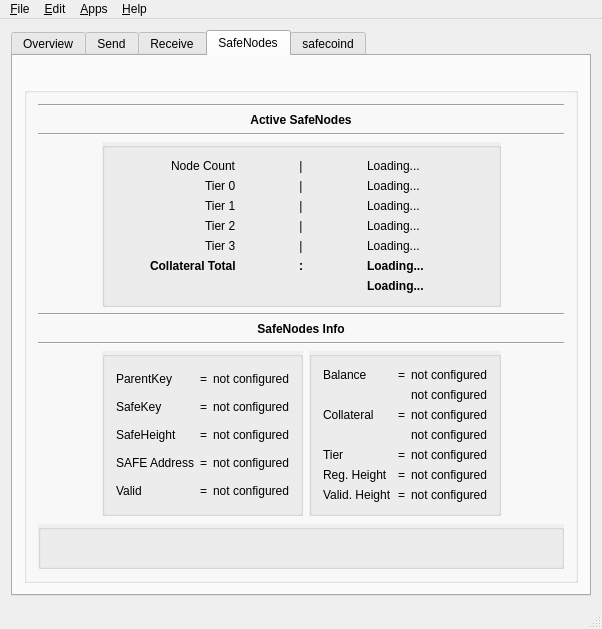
Above: src/mainwindow.ui from zerocurrencycoin/zerowallet before the change. Below: the same form after it.
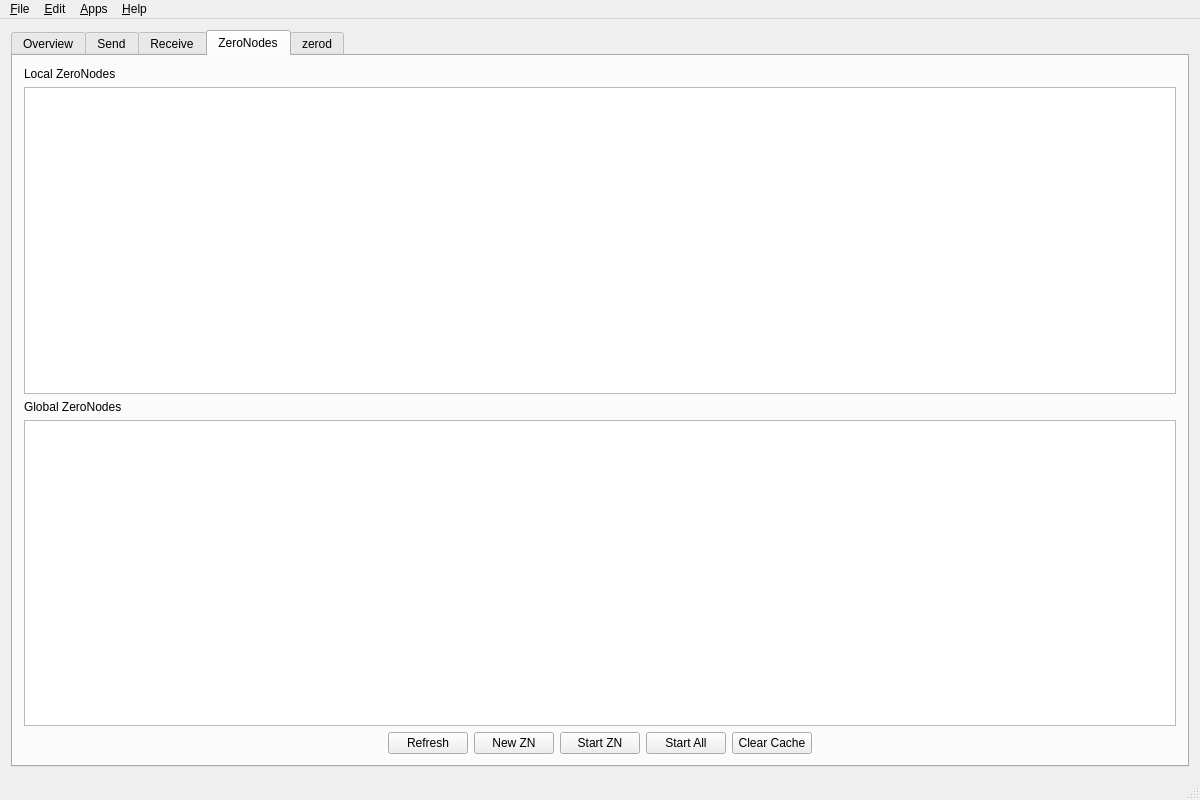
That is the form after the change. The open tabs and pages were chosen to show the change. Icons and pictures are not drawn. Custom widgets are drawn as their Qt base class.

Commit message: port to zero

```diff
--- a/src/mainwindow.ui
+++ b/src/mainwindow.ui
@@ -6,8 +6,8 @@
    <rect>
     <x>0</x>
     <y>0</y>
-    <width>550</width>
-    <height>600</height>
+    <width>1200</width>
+    <height>800</height>
    </rect>
   </property>
   <property name="windowTitle">
@@ -19,7 +19,7 @@
   </property>
   <widget class="QWidget" name="centralWidget">
    <layout class="QGridLayout" name="gridLayout_3">
-    <item row="0" column="0">
+    <item row="0" column="1">
      <widget class="QTabWidget" name="tabWidget">
       <property name="currentIndex">
        <number>0</number>
@@ -992,773 +992,103 @@
       </widget>
       <widget class="QWidget" name="tab_5">
        <attribute name="title">
-        <string>SafeNodes</string>
+        <string>ZeroNodes</string>
        </attribute>
-       <layout class="QVBoxLayout" name="verticalLayout_11">
+       <layout class="QHBoxLayout" name="horizontalLayout_31">
         <item>
-         <widget class="QLabel" name="safenodelogo">
-          <property name="sizePolicy">
-           <sizepolicy hsizetype="Expanding" vsizetype="Expanding">
-            <horstretch>0</horstretch>
-            <verstretch>0</verstretch>
-           </sizepolicy>
-          </property>
-          <property name="text">
-           <string/>
-          </property>
-          <property name="scaledContents">
-           <bool>false</bool>
-          </property>
-          <property name="alignment">
-           <set>Qt::AlignCenter</set>
-          </property>
-         </widget>
-        </item>
-        <item>
-         <layout class="QHBoxLayout" name="horizontalLayout_17">
+         <layout class="QVBoxLayout" name="verticalLayout_2">
           <item>
-           <widget class="QGroupBox" name="groupBox_5">
-            <property name="title">
-             <string/>
+           <widget class="QLabel" name="label_8">
+            <property name="text">
+             <string>Local ZeroNodes</string>
             </property>
-            <layout class="QGridLayout" name="gridLayout_6">
-             <item row="3" column="1" colspan="2">
-              <widget class="QGroupBox" name="verticalGroupBox_4">
-               <property name="autoFillBackground">
-                <bool>true</bool>
-               </property>
-               <property name="alignment">
-                <set>Qt::AlignCenter</set>
-               </property>
-               <layout class="QVBoxLayout" name="verticalLayout_18">
-                <property name="sizeConstraint">
-                 <enum>QLayout::SetMinimumSize</enum>
-                </property>
-                <item>
-                 <layout class="QHBoxLayout" name="horizontalLayout_19">
-                  <item alignment="Qt::AlignRight">
-                   <widget class="QLabel" name="node_countlabel">
-                    <property name="maximumSize">
-                     <size>
-                      <width>100</width>
-                      <height>16777215</height>
-                     </size>
-                    </property>
-                    <property name="text">
-                     <string>Node Count</string>
-                    </property>
-                   </widget>
-                  </item>
-                  <item alignment="Qt::AlignHCenter">
-                   <widget class="QLabel" name="node_countsep">
-                    <property name="minimumSize">
-                     <size>
-                      <width>20</width>
-                      <height>0</height>
-                     </size>
-                    </property>
-                    <property name="sizeIncrement">
-                     <size>
-                      <width>20</width>
-                      <height>0</height>
-                     </size>
-                    </property>
-                    <property name="text">
-                     <string>|</string>
-                    </property>
-                    <property name="alignment">
-                     <set>Qt::AlignCenter</set>
-                    </property>
-                   </widget>
-                  </item>
-                  <item alignment="Qt::AlignLeft">
-                   <widget class="QLabel" name="node_count">
-                    <property name="maximumSize">
-                     <size>
-                      <width>100</width>
-                      <height>16777215</height>
-                     </size>
-                    </property>
-                    <property name="text">
-                     <string>Loading...</string>
-                    </property>
-                   </widget>
-                  </item>
-                 </layout>
-                </item>
-                <item>
-                 <layout class="QHBoxLayout" name="horizontalLayout_20">
-                  <item alignment="Qt::AlignRight">
-                   <widget class="QLabel" name="tier_0_label">
-                    <property name="text">
-                     <string>Tier 0</string>
-                    </property>
-                    <property name="alignment">
-                     <set>Qt::AlignLeading|Qt::AlignLeft|Qt::AlignVCenter</set>
-                    </property>
-                   </widget>
-                  </item>
-                  <item alignment="Qt::AlignHCenter">
-                   <widget class="QLabel" name="tier_0_sep">
-                    <property name="text">
-                     <string>|</string>
-                    </property>
-                    <property name="alignment">
-                     <set>Qt::AlignCenter</set>
-                    </property>
-                   </widget>
-                  </item>
-                  <item alignment="Qt::AlignLeft">
-                   <widget class="QLabel" name="tier_0_count">
-                    <property name="text">
-                     <string>Loading...</string>
-                    </property>
-                   </widget>
-                  </item>
-                 </layout>
-                </item>
-                <item>
-                 <layout class="QHBoxLayout" name="horizontalLayout_21">
-                  <item alignment="Qt::AlignRight">
-                   <widget class="QLabel" name="tier_1_label">
-                    <property name="text">
-                     <string>Tier 1</string>
-                    </property>
-                   </widget>
-                  </item>
-                  <item alignment="Qt::AlignHCenter">
-                   <widget class="QLabel" name="tier_1_sep">
-                    <property name="text">
-                     <string>|</string>
-                    </property>
-                    <property name="alignment">
-                     <set>Qt::AlignCenter</set>
-                    </property>
-                   </widget>
-                  </item>
-                  <item alignment="Qt::AlignLeft">
-                   <widget class="QLabel" name="tier_1_count">
-                    <property name="text">
-                     <string>Loading...</string>
-                    </property>
-                   </widget>
-                  </item>
-                 </layout>
-                </item>
-                <item>
-                 <layout class="QHBoxLayout" name="horizontalLayout_22">
-                  <item alignment="Qt::AlignRight">
-                   <widget class="QLabel" name="tier_2_label">
-                    <property name="text">
-                     <string>Tier 2</string>
-                    </property>
-                   </widget>
-                  </item>
-                  <item alignment="Qt::AlignHCenter">
-                   <widget class="QLabel" name="tier_2_sep">
-                    <property name="text">
-                     <string>|</string>
-                    </property>
-                    <property name="alignment">
-                     <set>Qt::AlignCenter</set>
-                    </property>
-                   </widget>
-                  </item>
-                  <item alignment="Qt::AlignLeft">
-                   <widget class="QLabel" name="tier_2_count">
-                    <property name="text">
-                     <string>Loading...</string>
-                    </property>
-                   </widget>
-                  </item>
-                 </layout>
-                </item>
-                <item>
-                 <layout class="QHBoxLayout" name="horizontalLayout_23">
-                  <item alignment="Qt::AlignRight">
-                   <widget class="QLabel" name="tier_3_label">
-                    <property name="text">
-                     <string>Tier 3</string>
-                    </property>
-                   </widget>
-                  </item>
-                  <item alignment="Qt::AlignHCenter">
-                   <widget class="QLabel" name="tier_3_sep">
-                    <property name="text">
-                     <string>|</string>
-                    </property>
-                    <property name="alignment">
-                     <set>Qt::AlignCenter</set>
-                    </property>
-                   </widget>
-                  </item>
-                  <item alignment="Qt::AlignLeft">
-                   <widget class="QLabel" name="tier_3_count">
-                    <property name="text">
-                     <string>Loading...</string>
-                    </property>
-                   </widget>
-                  </item>
-                 </layout>
-                </item>
-                <item>
-                 <layout class="QHBoxLayout" name="horizontalLayout_24">
-                  <item alignment="Qt::AlignRight">
-                   <widget class="QLabel" name="collateral_total_label">
-                    <property name="font">
-                     <font>
-                      <weight>75</weight>
-                      <bold>true</bold>
-                     </font>
-                    </property>
-                    <property name="text">
-                     <string>Collateral Total</string>
-                    </property>
-                    <property name="alignment">
-                     <set>Qt::AlignJustify|Qt::AlignVCenter</set>
-                    </property>
-                   </widget>
-                  </item>
-                  <item alignment="Qt::AlignHCenter">
-                   <widget class="QLabel" name="collateral_totalsep">
-                    <property name="font">
-                     <font>
-                      <weight>75</weight>
-                      <bold>true</bold>
-                     </font>
-                    </property>
-                    <property name="text">
-                     <string>:</string>
-                    </property>
-                    <property name="alignment">
-                     <set>Qt::AlignCenter</set>
-                    </property>
-                   </widget>
-                  </item>
-                  <item alignment="Qt::AlignLeft">
-                   <widget class="QLabel" name="collateral_total">
-                    <property name="font">
-                     <font>
-                      <weight>75</weight>
-                      <bold>true</bold>
-                     </font>
-                    </property>
-                    <property name="text">
-                     <string>Loading...</string>
-                    </property>
-                   </widget>
-                  </item>
-                 </layout>
-                </item>
-                <item>
-                 <layout class="QHBoxLayout" name="horizontalLayout_25">
-                  <item>
-                   <widget class="QLabel" name="label_19">
-                    <property name="text">
-                     <string/>
-                    </property>
-                   </widget>
-                  </item>
-                  <item>
-                   <widget class="QLabel" name="label_18">
-                    <property name="text">
-                     <string/>
-                    </property>
-                   </widget>
-                  </item>
-                  <item alignment="Qt::AlignLeft">
-                   <widget class="QLabel" name="collateral_total_usd">
-                    <property name="font">
-                     <font>
-                      <weight>75</weight>
-                      <bold>true</bold>
-                     </font>
-                    </property>
-                    <property name="text">
-                     <string>Loading...</string>
-                    </property>
-                    <property name="alignment">
-                     <set>Qt::AlignLeading|Qt::AlignLeft|Qt::AlignVCenter</set>
-                    </property>
-                   </widget>
-                  </item>
-                 </layout>
-                </item>
-               </layout>
-              </widget>
-             </item>
-             <item row="7" column="0" colspan="4">
-              <layout class="QVBoxLayout" name="verticalLayout_15">
-               <item>
-                <widget class="Line" name="line_5">
-                 <property name="orientation">
-                  <enum>Qt::Horizontal</enum>
-                 </property>
-                </widget>
-               </item>
-               <item>
-                <widget class="QLabel" name="label_16">
-                 <property name="font">
-                  <font>
-                   <weight>75</weight>
-                   <bold>true</bold>
-                  </font>
-                 </property>
-                 <property name="text">
-                  <string>SafeNodes Info</string>
-                 </property>
-                 <property name="alignment">
-                  <set>Qt::AlignCenter</set>
-                 </property>
-                </widget>
-               </item>
-               <item>
-                <widget class="Line" name="line_6">
-                 <property name="orientation">
-                  <enum>Qt::Horizontal</enum>
-                 </property>
-                </widget>
-               </item>
-              </layout>
-             </item>
-             <item row="1" column="0" colspan="4">
-              <layout class="QVBoxLayout" name="verticalLayout_14">
-               <item>
-                <widget class="Line" name="line_4">
-                 <property name="orientation">
-                  <enum>Qt::Horizontal</enum>
-                 </property>
-                </widget>
-               </item>
-               <item>
-                <widget class="QLabel" name="label_15">
-                 <property name="font">
-                  <font>
-                   <weight>75</weight>
-                   <bold>true</bold>
-                  </font>
-                 </property>
-                 <property name="text">
-                  <string>Active SafeNodes</string>
-                 </property>
-                 <property name="alignment">
-                  <set>Qt::AlignCenter</set>
-                 </property>
-                </widget>
-               </item>
-               <item>
-                <widget class="Line" name="line_3">
-                 <property name="orientation">
-                  <enum>Qt::Horizontal</enum>
-                 </property>
-                </widget>
-               </item>
-              </layout>
-             </item>
-             <item row="3" column="3">
-              <spacer name="horizontalSpacer_10">
-               <property name="orientation">
-                <enum>Qt::Horizontal</enum>
-               </property>
-               <property name="sizeHint" stdset="0">
-                <size>
-                 <width>40</width>
-                 <height>20</height>
-                </size>
-               </property>
-              </spacer>
-             </item>
-             <item row="3" column="0">
-              <spacer name="horizontalSpacer_11">
-               <property name="orientation">
-                <enum>Qt::Horizontal</enum>
-               </property>
-               <property name="sizeHint" stdset="0">
-                <size>
-                 <width>40</width>
-                 <height>20</height>
-                </size>
-               </property>
-              </spacer>
-             </item>
-             <item row="23" column="2">
-              <widget class="QGroupBox" name="groupBox_9">
-               <property name="autoFillBackground">
-                <bool>true</bool>
-               </property>
-               <property name="title">
-                <string/>
-               </property>
-               <layout class="QGridLayout" name="gridLayout_5">
-                <item row="0" column="0">
-                 <layout class="QVBoxLayout" name="verticalLayout_12">
-                  <item>
-                   <layout class="QGridLayout" name="gridLayout_Info">
-                    <item row="7" column="2">
-                     <widget class="QLabel" name="last_reg_height">
-                      <property name="text">
-                       <string>not configured</string>
-                      </property>
-                     </widget>
-                    </item>
-                    <item row="2" column="1">
-                     <widget class="QLabel" name="balancesep">
-                      <property name="text">
-                       <string>=</string>
-                      </property>
-                      <property name="alignment">
-                       <set>Qt::AlignCenter</set>
-                      </property>
-                     </widget>
-                    </item>
-                    <item row="2" column="0">
-                     <widget class="QLabel" name="balancelabel">
-                      <property name="text">
-                       <string>Balance</string>
-                      </property>
-                     </widget>
-                    </item>
-                    <item row="4" column="1">
-                     <widget class="QLabel" name="collateralsep">
-                      <property name="text">
-                       <string>=</string>
-                      </property>
-                      <property name="alignment">
-                       <set>Qt::AlignCenter</set>
-                      </property>
-                     </widget>
-                    </item>
-                    <item row="2" column="2">
-                     <widget class="QLabel" name="balance">
-                      <property name="text">
-                       <string>not configured</string>
-                      </property>
-                     </widget>
-                    </item>
-                    <item row="4" column="0">
-                     <widget class="QLabel" name="collaterallabel">
-                      <property name="text">
-                       <string>Collateral</string>
-                      </property>
-                     </widget>
-                    </item>
-                    <item row="4" column="2">
-                     <widget class="QLabel" name="collateral">
-                      <property name="text">
-                       <string>not configured</string>
-                      </property>
-                     </widget>
-                    </item>
-                    <item row="3" column="2">
-                     <widget class="QLabel" name="balance_usd">
-                      <property name="text">
-                       <string>not configured</string>
-                      </property>
-                     </widget>
-                    </item>
-                    <item row="6" column="2">
-                     <widget class="QLabel" name="tier">
-                      <property name="text">
-                       <string>not configured</string>
-                      </property>
-                     </widget>
-                    </item>
-                    <item row="6" column="1">
-                     <widget class="QLabel" name="tiersep">
-                      <property name="text">
-                       <string>=</string>
-                      </property>
-                      <property name="alignment">
-                       <set>Qt::AlignCenter</set>
-                      </property>
-                     </widget>
-                    </item>
-                    <item row="6" column="0">
-                     <widget class="QLabel" name="tierlabel">
-                      <property name="text">
-                       <string>Tier</string>
-                      </property>
-                     </widget>
-                    </item>
-                    <item row="5" column="2">
-                     <widget class="QLabel" name="collateral_usd">
-                      <property name="text">
-                       <string>not configured</string>
-                      </property>
-                     </widget>
-                    </item>
-                    <item row="7" column="0">
-                     <widget class="QLabel" name="last_reg_heightlabel">
-                      <property name="text">
-                       <string>Reg. Height</string>
-                      </property>
-                     </widget>
-                    </item>
-                    <item row="7" column="1">
-                     <widget class="QLabel" name="last_reg_heightsep">
-                      <property name="text">
-                       <string>=</string>
-                      </property>
-                      <property name="alignment">
-                       <set>Qt::AlignCenter</set>
-                      </property>
-                     </widget>
-                    </item>
-                    <item row="8" column="0">
-                     <widget class="QLabel" name="valid_thru_heightlabel">
-                      <property name="text">
-                       <string>Valid. Height</string>
-                      </property>
-                     </widget>
-                    </item>
-                    <item row="8" column="1">
-                     <widget class="QLabel" name="valid_thru_heightsep">
-                      <property name="text">
-                       <string>=</string>
-                      </property>
-                      <property name="alignment">
-                       <set>Qt::AlignCenter</set>
-                      </property>
-                     </widget>
-                    </item>
-                    <item row="8" column="2">
-                     <widget class="QLabel" name="valid_thru_height">
-                      <property name="text">
-                       <string>not configured</string>
-                      </property>
-                     </widget>
-                    </item>
-                   </layout>
-                  </item>
-                 </layout>
-                </item>
-               </layout>
-              </widget>
-             </item>
-             <item row="23" column="1">
-              <widget class="QGroupBox" name="groupBox_10">
-               <property name="autoFillBackground">
-                <bool>true</bool>
-               </property>
-               <property name="title">
-                <string/>
-               </property>
-               <layout class="QGridLayout" name="gridLayout_7">
-                <item row="0" column="0">
-                 <layout class="QVBoxLayout" name="verticalLayout_13">
-                  <item>
-                   <layout class="QGridLayout" name="gridLayout_Info2">
-                    <item row="4" column="1">
-                     <widget class="QLabel" name="safeheightsep">
-                      <property name="text">
-                       <string>=</string>
-                      </property>
-                      <property name="alignment">
-                       <set>Qt::AlignCenter</set>
-                      </property>
-                     </widget>
-                    </item>
-                    <item row="6" column="1">
-                     <widget class="QLabel" name="validsep">
-                      <property name="text">
-                       <string>=</string>
-                      </property>
-                      <property name="alignment">
-                       <set>Qt::AlignCenter</set>
-                      </property>
-                     </widget>
-                    </item>
-                    <item row="3" column="2">
-                     <widget class="QLabel" name="safekey">
-                      <property name="text">
-                       <string>not configured</string>
-                      </property>
-                     </widget>
-                    </item>
-                    <item row="6" column="2">
-                     <widget class="QLabel" name="is_valid">
-                      <property name="text">
-                       <string>not configured</string>
-                      </property>
-                     </widget>
-                    </item>
-                    <item row="3" column="1">
-                     <widget class="QLabel" name="safekeysep">
-                      <property name="text">
-                       <string>=</string>
-                      </property>
-                      <property name="alignment">
-                       <set>Qt::AlignCenter</set>
-                      </property>
-                     </widget>
-                    </item>
-                    <item row="4" column="2">
-                     <widget class="QLabel" name="safeheight">
-                      <property name="text">
-                       <string>not configured</string>
-                      </property>
-                     </widget>
-                    </item>
-                    <item row="5" column="2">
-                     <widget class="QLabel" name="safeaddress">
-                      <property name="text">
-                       <string>not configured</string>
-                      </property>
-                     </widget>
-                    </item>
-                    <item row="5" column="0">
-                     <widget class="QLabel" name="safeaddresslabel">
-                      <property name="text">
-                       <string>SAFE Address</string>
-                      </property>
-                     </widget>
-                    </item>
-                    <item row="5" column="1">
-                     <widget class="QLabel" name="safeaddresssep">
-                      <property name="text">
-                       <string>=</string>
-                      </property>
-                      <property name="alignment">
-                       <set>Qt::AlignCenter</set>
-                      </property>
-                     </widget>
-                    </item>
-                    <item row="4" column="0">
-                     <widget class="QLabel" name="safeheightlabel">
-                      <property name="text">
-                       <string>SafeHeight</string>
-                      </property>
-                     </widget>
-                    </item>
-                    <item row="3" column="0">
-                     <widget class="QLabel" name="safekeylabel">
-                      <property name="text">
-                       <string>SafeKey</string>
-                      </property>
-                     </widget>
-                    </item>
-                    <item row="6" column="0">
-                     <widget class="QLabel" name="validlabel">
-                      <property name="text">
-                       <string>Valid</string>
-                      </property>
-                     </widget>
-                    </item>
-                    <item row="1" column="0">
-                     <widget class="QLabel" name="parentkeylabel">
-                      <property name="text">
-                       <string>ParentKey</string>
-                      </property>
-                     </widget>
-                    </item>
-                    <item row="1" column="1">
-                     <widget class="QLabel" name="parentkeysep">
-                      <property name="text">
-                       <string>=</string>
-                      </property>
-                      <property name="alignment">
-                       <set>Qt::AlignCenter</set>
-                      </property>
-                     </widget>
-                    </item>
-                    <item row="1" column="2">
-                     <widget class="QLabel" name="parentkey">
-                      <property name="text">
-                       <string>not configured</string>
-                      </property>
-                     </widget>
-                    </item>
-                   </layout>
-                  </item>
-                 </layout>
-                </item>
-               </layout>
-              </widget>
-             </item>
-             <item row="26" column="0" rowspan="3" colspan="4">
-              <widget class="QGroupBox" name="groupBox_8">
-               <property name="autoFillBackground">
-                <bool>true</bool>
-               </property>
-               <property name="title">
-                <string/>
-               </property>
-               <layout class="QGridLayout" name="gridLayout_8">
-                <item row="1" column="0">
-                 <layout class="QFormLayout" name="formLayout">
-                  <item row="1" column="1">
-                   <widget class="QLabel" name="errors">
-                    <property name="font">
-                     <font>
-                      <weight>75</weight>
-                      <bold>true</bold>
-                     </font>
-                    </property>
-                    <property name="styleSheet">
-                     <string notr="true">color:red;</string>
-                    </property>
-                    <property name="text">
-                     <string/>
-                    </property>
-                    <property name="wordWrap">
-                     <bool>false</bool>
-                    </property>
-                   </widget>
-                  </item>
-                 </layout>
-                </item>
-               </layout>
-              </widget>
-             </item>
-             <item row="23" column="3">
-              <spacer name="horizontalSpacer_9">
-               <property name="orientation">
-                <enum>Qt::Horizontal</enum>
-               </property>
-               <property name="sizeHint" stdset="0">
-                <size>
-                 <width>40</width>
-                 <height>20</height>
-                </size>
-               </property>
-              </spacer>
-             </item>
-             <item row="23" column="0">
-              <spacer name="horizontalSpacer_8">
-               <property name="orientation">
-                <enum>Qt::Horizontal</enum>
-               </property>
-               <property name="sizeHint" stdset="0">
-                <size>
-                 <width>40</width>
-                 <height>20</height>
-                </size>
-               </property>
-              </spacer>
-             </item>
-             <item row="25" column="0" colspan="4">
-              <spacer name="verticalSpacer_6">
-               <property name="orientation">
-                <enum>Qt::Vertical</enum>
-               </property>
-               <property name="sizeHint" stdset="0">
-                <size>
-                 <width>20</width>
-                 <height>40</height>
-                </size>
-               </property>
-              </spacer>
-             </item>
-            </layout>
            </widget>
           </item>
+          <item>
+           <widget class="QTableView" name="tableZeroNodeLocal"/>
+          </item>
+          <item>
+           <widget class="QLabel" name="label_9">
+            <property name="text">
+             <string>Global ZeroNodes</string>
+            </property>
+           </widget>
+          </item>
+          <item>
+           <widget class="QTableView" name="tableZeroNodeGlobal"/>
+          </item>
+          <item>
+           <layout class="QHBoxLayout" name="horizontalLayout_27">
+            <item>
+             <spacer name="horizontalSpacer_8">
+              <property name="orientation">
+               <enum>Qt::Horizontal</enum>
+              </property>
+              <property name="sizeHint" stdset="0">
+               <size>
+                <width>40</width>
+                <height>20</height>
+               </size>
+              </property>
+             </spacer>
+            </item>
+            <item>
+             <widget class="QPushButton" name="btnZNRefresh">
+              <property name="text">
+               <string>Refresh</string>
+              </property>
+             </widget>
+            </item>
+            <item>
+             <widget class="QPushButton" name="btnZNNew">
+              <property name="text">
+               <string>New ZN</string>
+              </property>
+             </widget>
+            </item>
+            <item>
+             <widget class="QPushButton" name="btnZNStart">
+              <property name="text">
+               <string>Start ZN</string>
+              </property>
+             </widget>
+            </item>
+            <item>
+             <widget class="QPushButton" name="btnZNStartAll">
+              <property name="text">
+               <string>Start All</string>
+              </property>
+             </widget>
+            </item>
+            <item>
+             <widget class="QPushButton" name="btnZNClearCache">
+              <property name="text">
+               <string>Clear Cache</string>
+              </property>
+             </widget>
+            </item>
+            <item>
+             <spacer name="horizontalSpacer_9">
+              <property name="orientation">
+               <enum>Qt::Horizontal</enum>
+              </property>
+              <property name="sizeHint" stdset="0">
+               <size>
+                <width>40</width>
+                <height>20</height>
+               </size>
+              </property>
+             </spacer>
+            </item>
+           </layout>
+          </item>
          </layout>
         </item>
        </layout>
       </widget>
       <widget class="QWidget" name="tab_6">
        <attribute name="title">
-        <string>safecoind</string>
+        <string>zerod</string>
        </attribute>
        <layout class="QVBoxLayout" name="verticalLayout_7">
         <item>
@@ -2151,8 +1481,8 @@
     <rect>
      <x>0</x>
      <y>0</y>
-     <width>637</width>
-     <height>21</height>
+     <width>1200</width>
+     <height>22</height>
     </rect>
    </property>
    <widget class="QMenu" name="menuFile">
```
Left out of the diff: 339 changed lines with no effect on the pictures. The commit also changes 91 other files.
